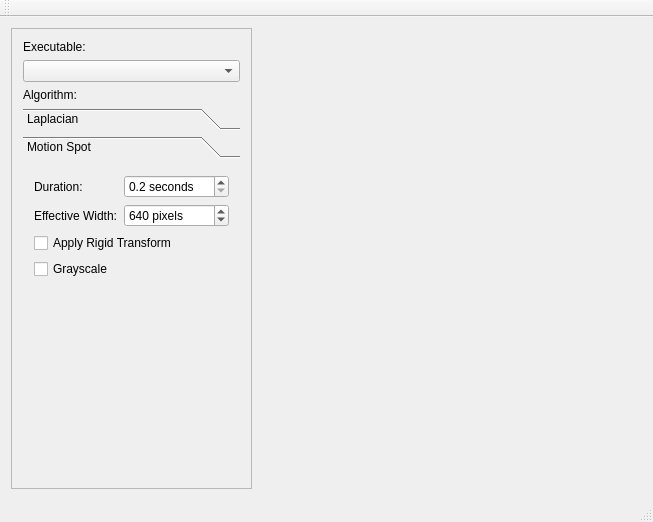
First picture: the form in mainwindow.ui, repository Vitorian/Gameroni, before the edit.
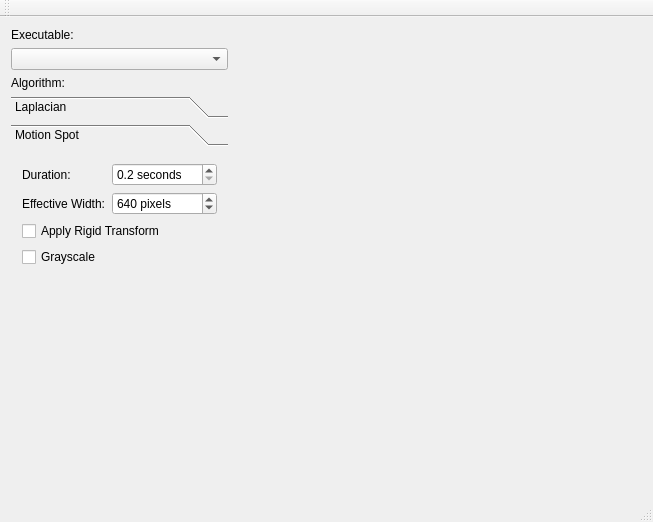
Second picture: the form after the edit. Custom widgets are drawn as their Qt base class.

Patch:
```diff
--- a/mainwindow.ui
+++ b/mainwindow.ui
@@ -18,12 +18,24 @@
     <item>
      <widget class="QFrame" name="frame">
       <property name="frameShape">
-       <enum>QFrame::StyledPanel</enum>
+       <enum>QFrame::NoFrame</enum>
       </property>
       <property name="frameShadow">
-       <enum>QFrame::Raised</enum>
+       <enum>QFrame::Plain</enum>
       </property>
       <layout class="QVBoxLayout" name="verticalLayout">
+       <property name="leftMargin">
+        <number>0</number>
+       </property>
+       <property name="topMargin">
+        <number>0</number>
+       </property>
+       <property name="rightMargin">
+        <number>0</number>
+       </property>
+       <property name="bottomMargin">
+        <number>0</number>
+       </property>
        <item>
         <widget class="QLabel" name="label_6">
          <property name="text">
@@ -138,7 +150,7 @@
             <x>0</x>
             <y>0</y>
             <width>201</width>
-            <height>314</height>
+            <height>336</height>
            </rect>
           </property>
           <property name="sizePolicy">
```
Left out of the diff: 2 changed lines with no effect on the pictures.
